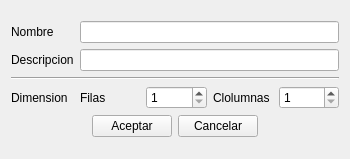
Above: vitrina/ui_andamio_datos.ui from rodety/Jireh before the change. Below: the same form after it.
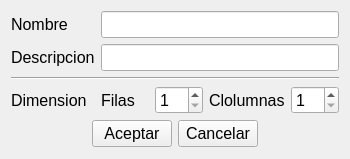
That is the form after the change. Icons and pictures are not drawn.

```diff
--- a/vitrina/ui_andamio_datos.ui
+++ b/vitrina/ui_andamio_datos.ui
@@ -10,6 +10,11 @@
     <height>159</height>
    </rect>
   </property>
+  <property name="font">
+   <font>
+    <pointsize>12</pointsize>
+   </font>
+  </property>
   <property name="windowTitle">
    <string>Andamio</string>
   </property>
```
